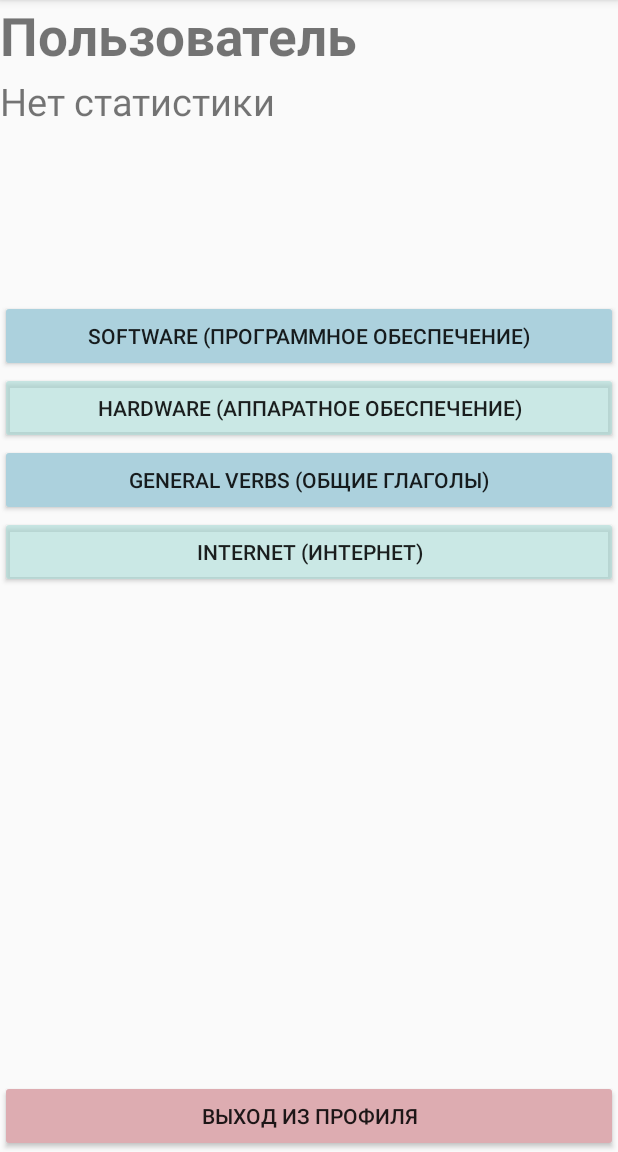
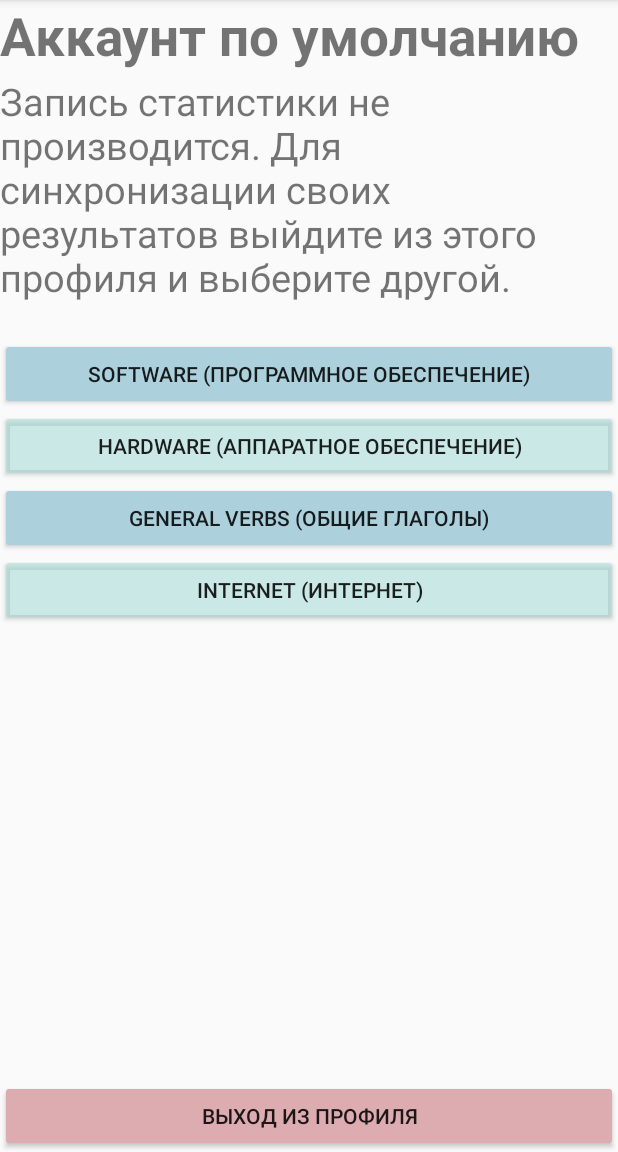
Before and after one commit to Lisabessa/Final_projectHELPENG, an Android app: the ListActivity screen opened directly, with no data from a screen before it, on a phone screen of 412 x 824 dp, the part 84-1236 px from its top. Run offline under Robolectric (Android 15) with nearby library versions, the light colour scheme and no system bars.

Commit message:
Extensions to the default account

```diff
--- a/app/src/main/res/layout/list_of_moduls.xml
+++ b/app/src/main/res/layout/list_of_moduls.xml
@@ -24,7 +24,7 @@
                    android:layout_width="match_parent"
                    android:layout_height="wrap_content"
                    android:id="@+id/info_about_app"
-                   android:minHeight="150dp"
+                   android:minHeight="175dp"
                    android:text="@string/error1"
                    android:textSize="25dp"
                    />
--- a/app/src/main/res/values/strings.xml
+++ b/app/src/main/res/values/strings.xml
@@ -32,10 +32,10 @@
     <string name="InputName">Введите имя</string>
     <string name="save">Сохранить</string>
     <string name="delete">Удалить</string>
-    <string name="error1">Нет статистики</string>
+    <string name="error1">Запись статистики не производится. Для синхронизации своих результатов выйдите из этого профиля и выберите другой.</string>
     <string name="UserExit">Выход из профиля</string>
     <string name="UpdateUser">Обновить</string>
-    <string name="defaultUser">Пользователь</string>
+    <string name="defaultUser">Аккаунт по умолчанию</string>
     <string name="TRANSCRIPTION">Транскрипция</string>
     <string name="TRANSLATE">Перевод</string>
     <string name="NAME">Название</string>
```
Also changed, not shown: app/src/main/java/ru/samsung/final_project/ModuleMainActivity.java (+19 -0 lines).
